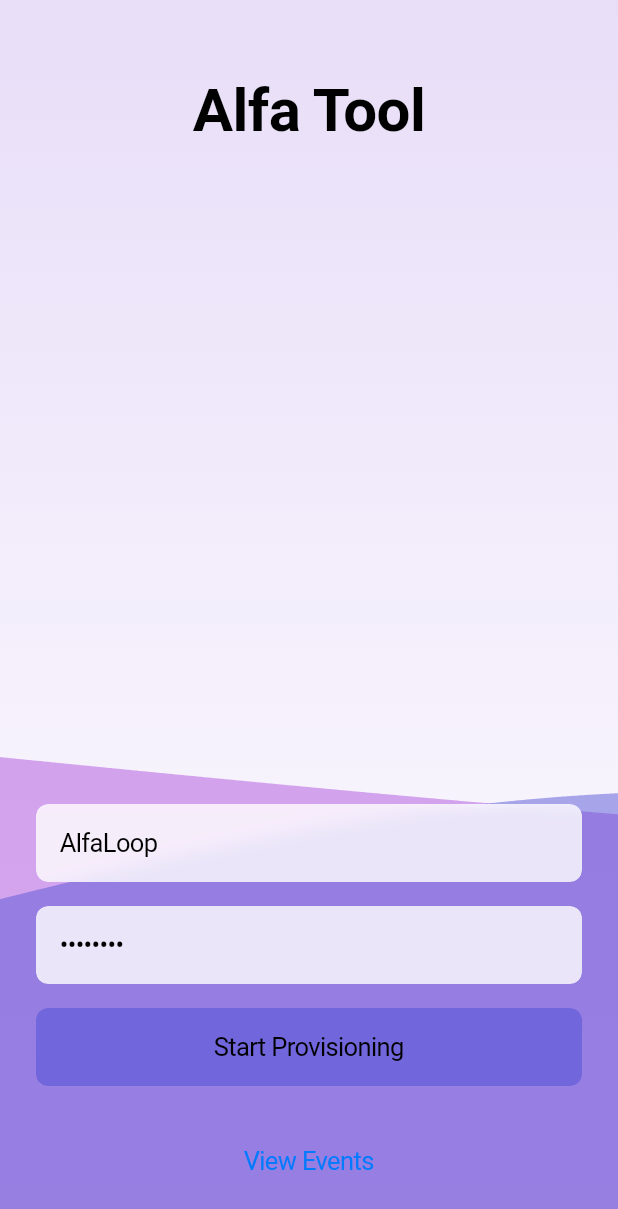
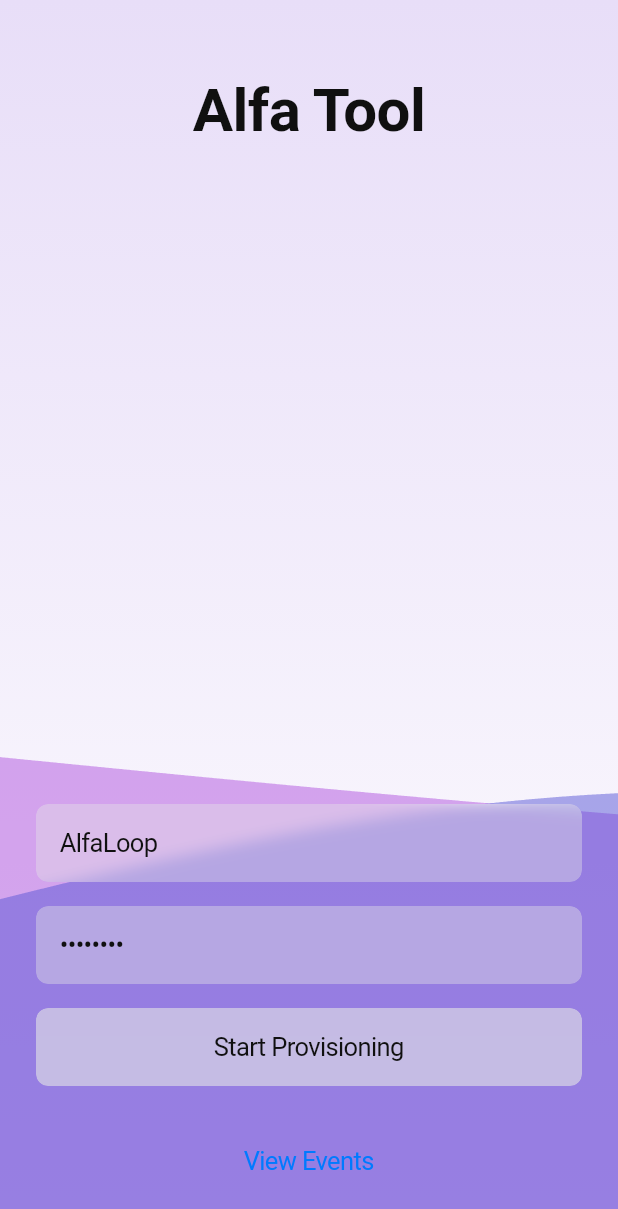
Before and after one commit to SD19767/alfa_tool, a Flutter app: the screen it shows after launch, on a phone screen of 412 x 824 dp. Shown: the top 1209 px of the screen. Run offline on Flutter 3.47's test engine with Material 3 defaults, Android fonts, the light colour scheme and no system bars; our stand-ins replace get.

Commit message:
refactor: update color sets

```diff
--- a/lib/constants/colors.dart
+++ b/lib/constants/colors.dart
@@ -1,50 +1,121 @@
 import 'package:alfa_tool/constants/animated_background_state.dart';
 import 'package:flutter/cupertino.dart';
-import 'package:flutter/material.dart';
 
 class AppColor {
-  static Color black = const Color(0xFF000000);
-  static Color white = const Color(0xFFFFFFFF);
+  static const Color black = Color(0xFF101010);
+  static const Color white = Color(0xFFE5E5E5);
+  static const Color indigo = CupertinoColors.systemIndigo;
+  static const Color red = CupertinoColors.systemRed;
+  static const Color redAccent = Color(0xFFFF5252);
+  static const Color green = CupertinoColors.systemGreen;
+  static const Color yellow = CupertinoColors.systemYellow;
+  static const Color orange = CupertinoColors.systemOrange;
+  static const Color blue = CupertinoColors.systemBlue;
+  static const Color pink = CupertinoColors.systemPink;
+  static const Color grey = CupertinoColors.systemGrey;
+
+  static Color textColor(bool isDarkMode) => isDarkMode ? white : black;
+
+  static Color backgroundColor(bool isDarkMode, double opacity) =>
+      isDarkMode ? black.withOpacity(opacity) : white.withOpacity(opacity);
+
+  static Color buttonColor(bool isDarkMode) => isDarkMode ? white : black;
+
+  static Color buttonTextColor(bool isDarkMode) => isDarkMode ? white : black;
+
+  static List<Color> getWaveColors1(BackgroundState state, bool isDarkMode) {
+    return isDarkMode ? darkModeWaveColors1[state]! : waveColors1[state]!;
+  }
+
+  static List<Color> getWaveColors2(BackgroundState state, bool isDarkMode) {
+    return isDarkMode ? darkModeWaveColors2[state]! : waveColors2[state]!;
+  }
 
   static final Map<BackgroundState, List<Color>> waveColors1 = {
     BackgroundState.green: [
-      CupertinoColors.systemGreen.withOpacity(0.5),
+      green.withOpacity(0.5),
       CupertinoColors.systemTeal.withOpacity(0.5),
-      CupertinoColors.systemYellow.withOpacity(0.5),
+      yellow.withOpacity(0.5),
     ],
     BackgroundState.galaxy: [
-      CupertinoColors.systemRed.withOpacity(0.5),
-      CupertinoColors.systemOrange.withOpacity(0.5),
-      CupertinoColors.systemYellow.withOpacity(0.5),
-      CupertinoColors.systemGreen.withOpacity(0.5),
-      CupertinoColors.systemBlue.withOpacity(0.5),
+      red.withOpacity(0.5),
+      orange.withOpacity(0.5),
+      yellow.withOpacity(0.5),
+      green.withOpacity(0.5),
+      blue.withOpacity(0.5),
       CupertinoColors.systemPurple.withOpacity(0.5),
     ],
     BackgroundState.purple: [
       CupertinoColors.systemPurple.withOpacity(0.5),
-      CupertinoColors.systemIndigo.withOpacity(0.5),
-      CupertinoColors.systemPink.withOpacity(0.5),
+      indigo.withOpacity(0.5),
+      pink.withOpacity(0.5),
     ],
   };
 
   static final Map<BackgroundState, List<Color>> waveColors2 = {
     BackgroundState.green: [
       CupertinoColors.systemTeal.withOpacity(0.5),
-      CupertinoColors.systemGreen.withOpacity(0.5),
-      CupertinoColors.systemBlue.withOpacity(0.5),
+      green.withOpacity(0.5),
+      blue.withOpacity(0.5),
     ],
     BackgroundState.galaxy: [
       CupertinoColors.systemPurple.withOpacity(0.5),
-      CupertinoColors.systemBlue.withOpacity(0.5),
-      CupertinoColors.systemGreen.withOpacity(0.5),
-      CupertinoColors.systemYellow.withOpacity(0.5),
-      CupertinoColors.systemOrange.withOpacity(0.5),
-      CupertinoColors.systemRed.withOpacity(0.5),
+      blue.withOpacity(0.5),
+      green.withOpacity(0.5),
+      yellow.withOpacity(0.5),
+      orange.withOpacity(0.5),
+      red.withOpacity(0.5),
     ],
     BackgroundState.purple: [
-      CupertinoColors.systemIndigo.withOpacity(0.5),
+      indigo.withOpacity(0.5),
       CupertinoColors.systemPurple.withOpacity(0.5),
-      CupertinoColors.systemPink.withOpacity(0.5),
+      pink.withOpacity(0.5),
     ],
   };
+
+  // Dark mode colors
+  static final Map<BackgroundState, List<Color>> darkModeWaveColors1 = {
+    BackgroundState.green: [
+      green.withOpacity(0.5),
+      CupertinoColors.systemTeal.withOpacity(0.5),
+      yellow.withOpacity(0.5),
+    ],
+    BackgroundState.galaxy: [
+      red.withOpacity(0.5),
+      orange.withOpacity(0.5),
+      yellow.withOpacity(0.5),
+      green.withOpacity(0.5),
+      blue.withOpacity(0.5),
+      CupertinoColors.systemPurple.withOpacity(0.5),
+    ],
+    BackgroundState.purple: [
+      CupertinoColors.systemPurple.withOpacity(0.5),
+      indigo.withOpacity(0.5),
+      pink.withOpacity(0.5),
+    ],
+  };
+
+  static final Map<BackgroundState, List<Color>> darkModeWaveColors2 = {
+    BackgroundState.green: [
+      CupertinoColors.systemTeal.withOpacity(0.5),
+      green.withOpacity(0.5),
+      blue.withOpacity(0.5),
+    ],
+    BackgroundState.galaxy: [
+      CupertinoColors.systemPurple.withOpacity(0.5),
+      blue.withOpacity(0.5),
+      green.withOpacity(0.5),
+      yellow.withOpacity(0.5),
+      orange.withOpacity(0.5),
+      red.withOpacity(0.5),
+    ],
+    BackgroundState.purple: [
+      indigo.withOpacity(0.5),
+      CupertinoColors.systemPurple.withOpacity(0.5),
+      pink.withOpacity(0.5),
+    ],
+  };
+
+  static const Color darkModeBackground = CupertinoColors.black;
+  static const Color darkModeText = CupertinoColors.white;
 }
--- a/lib/main.dart
+++ b/lib/main.dart
@@ -10,11 +10,10 @@ import 'views/login/index.dart';
 import 'views/provisioning/index.dart';
 
 void main() {
-  runApp(const MyApp());
+  runApp(MyApp());
 }
 
 class MyApp extends StatelessWidget {
-  const MyApp({super.key});
   @override
   Widget build(BuildContext context) {
     return GetCupertinoApp(
@@ -33,7 +32,7 @@ class MyApp extends StatelessWidget {
         ),
         GetPage(
           name: '/provisioning',
-          page: () => const ProvisioningView(),
+          page: () => ProvisioningView(),
           binding: ProvisioningBindings(),
         ),
       ],
--- a/lib/views/login/index.dart
+++ b/lib/views/login/index.dart
@@ -1,10 +1,7 @@
 import 'dart:ui';
-import 'package:alfa_tool/models/event_log.dart';
+import 'package:alfa_tool/constants/colors.dart';
 import 'package:alfa_tool/services/provisioning_state_manager.dart';
-import 'package:alfa_tool/views/provisioning/index.dart';
-import 'package:alfa_tool/views/provisioning/controller.dart';
 import 'package:flutter/cupertino.dart';
-import 'package:flutter/material.dart';
 import 'package:get/get.dart';
 import '../animated_background/index.dart';
 import 'controller.dart';
@@ -56,16 +53,14 @@ class LoginView extends GetView<LoginController> {
                     const SizedBox(height: 50),
                     Center(
                       child: SizedBox(
-                        height: 50, // 設定標題高度為50
+                        height: 50,
                         child: Text(
                           'Alfa Tool',
                           style: TextStyle(
                             fontFamily: '.SF Pro Text',
                             fontSize: 40,
                             fontWeight: FontWeight.bold,
-                            color: isDarkMode
-                                ? CupertinoColors.white
-                                : CupertinoColors.black,
+                            color: AppColor.textColor(isDarkMode),
                           ),
                           textAlign: TextAlign.center,
                         ),
@@ -122,9 +117,7 @@ class LoginView extends GetView<LoginController> {
                     child: Container(
                       width: double.infinity,
                       decoration: BoxDecoration(
-                        color: isDarkMode
-                            ? CupertinoColors.systemIndigo.withOpacity(0.6)
-                            : CupertinoColors.systemIndigo.withOpacity(0.6),
+                        color: AppColor.backgroundColor(isDarkMode, 0.6),
                         borderRadius: BorderRadius.circular(8.0),
                       ),
                       child: CupertinoButton(
@@ -134,9 +127,7 @@ class LoginView extends GetView<LoginController> {
                         child: Text(
                           'Start Provisioning',
                           style: TextStyle(
-                            color: isDarkMode
-                                ? CupertinoColors.white
-                                : CupertinoColors.black,
+                            color: AppColor.buttonTextColor(isDarkMode),
                           ),
                         ),
                         padding: const EdgeInsets.symmetric(vertical: 16.0),
@@ -175,12 +166,10 @@ class LoginView extends GetView<LoginController> {
           padding: const EdgeInsets.symmetric(vertical: 16.0, horizontal: 16.0),
           obscureText: obscureText,
           style: TextStyle(
-            color: isDarkMode ? CupertinoColors.white : CupertinoColors.black,
+            color: AppColor.textColor(isDarkMode),
           ),
           decoration: BoxDecoration(
-            color: isDarkMode
-                ? CupertinoColors.black.withOpacity(0.4)
-                : CupertinoColors.white.withOpacity(0.8),
+            color: AppColor.backgroundColor(isDarkMode, 0.4),
             borderRadius: BorderRadius.circular(8.0),
           ),
         ),
@@ -211,9 +200,8 @@ class LoginView extends GetView<LoginController> {
                             child: Text(
                               controller.logs[index].eventMessage,
                               style: TextStyle(
-                                  color: isDarkMode
-                                      ? CupertinoColors.white
-                                      : CupertinoColors.black),
+                                color: AppColor.textColor(isDarkMode),
+                              ),
                             ),
                           ),
                         ),
--- a/lib/views/provisioning/index.dart
+++ b/lib/views/provisioning/index.dart
@@ -1,10 +1,11 @@
 import 'dart:ui';
-import 'package:alfa_tool/views/animated_background/index.dart';
+import 'package:alfa_tool/constants/colors.dart';
+import 'package:alfa_tool/models/event_log.dart';
 import 'package:flutter/cupertino.dart';
 import 'package:flutter/material.dart';
 import 'package:get/get.dart';
-import 'package:alfa_tool/models/event_log.dart';
-import 'package:alfa_tool/views/provisioning/controller.dart';
+import 'controller.dart';
+import '../animated_background/index.dart';
 
 class ProvisioningView extends GetView<ProvisioningController> {
   const ProvisioningView({super.key});
@@ -34,16 +35,14 @@ class ProvisioningView extends GetView<ProvisioningController> {
               const SizedBox(height: 50),
               Center(
                 child: SizedBox(
-                  height: 50, // 設定標題高度為50
+                  height: 50,
                   child: Text(
                     'Alfa Tool',
                     style: TextStyle(
                       fontFamily: '.SF Pro Text',
                       fontSize: 40,
                       fontWeight: FontWeight.bold,
-                      color: isDarkMode
-                          ? CupertinoColors.white
-                          : CupertinoColors.black,
+                      color: AppColor.textColor(isDarkMode),
                     ),
                     textAlign: TextAlign.center,
                   ),
@@ -55,8 +54,6 @@ class ProvisioningView extends GetView<ProvisioningController> {
                   return ListView.builder(
                     itemCount: controller.eventLogs.length,
                     itemBuilder: (context, index) {
-                      var aa = controller.eventLogs[index].message;
-                      print('Alvin Test Obx messages: $aa');
                       return _buildItem(context, controller.eventLogs[index],
                           isDarkMode, index);
                     },
@@ -77,8 +74,7 @@ class ProvisioningView extends GetView<ProvisioningController> {
                         child: Container(
                           width: double.infinity,
                           decoration: BoxDecoration(
-                            color:
-                                CupertinoColors.systemIndigo.withOpacity(0.6),
+                            color: AppColor.indigo.withOpacity(0.6),
                             borderRadius: BorderRadius.circular(8.0),
                           ),
                           child: CupertinoButton(
@@ -88,9 +84,7 @@ class ProvisioningView extends GetView<ProvisioningController> {
                             child: Text(
                               controller.getButtonTitle(),
                               style: TextStyle(
-                                color: isDarkMode
-                                    ? CupertinoColors.white
-                                    : CupertinoColors.black,
+                                color: AppColor.buttonTextColor(isDarkMode),
                               ),
                             ),
                             padding: const EdgeInsets.symmetric(vertical: 16.0),
@@ -117,23 +111,23 @@ class ProvisioningView extends GetView<ProvisioningController> {
     switch (event.type) {
       case EventLogType.success:
         icon = Icons.check_circle;
-        color = isDarkMode ? Colors.blue : Colors.green;
+        color = isDarkMode ? AppColor.blue : AppColor.green;
         break;
       case EventLogType.failure:
         icon = Icons.error;
-        color = isDarkMode ? Colors.red : Colors.redAccent;
+        color = AppColor.redAccent;
         break;
       case EventLogType.info:
         icon = Icons.info;
-        color = isDarkMode ? Colors.yellow : Colors.orange;
+        color = isDarkMode ? AppColor.yellow : AppColor.orange;
         break;
       case EventLogType.stop:
         icon = Icons.stop_circle;
-        color = isDarkMode ? Colors.grey : Colors.grey;
+        color = AppColor.grey;
         break;
       default:
         icon = Icons.circle;
-        color = isDarkMode ? Colors.grey : Colors.grey;
+        color = AppColor.grey;
     }
 
     return Padding(
@@ -149,9 +143,8 @@ class ProvisioningView extends GetView<ProvisioningController> {
             child: Text(
               event.message,
               style: TextStyle(
-                  color: isDarkMode
-                      ? CupertinoColors.white
-                      : CupertinoColors.black),
+                color: AppColor.textColor(isDarkMode),
+              ),
             ),
           ),
         ],
```
